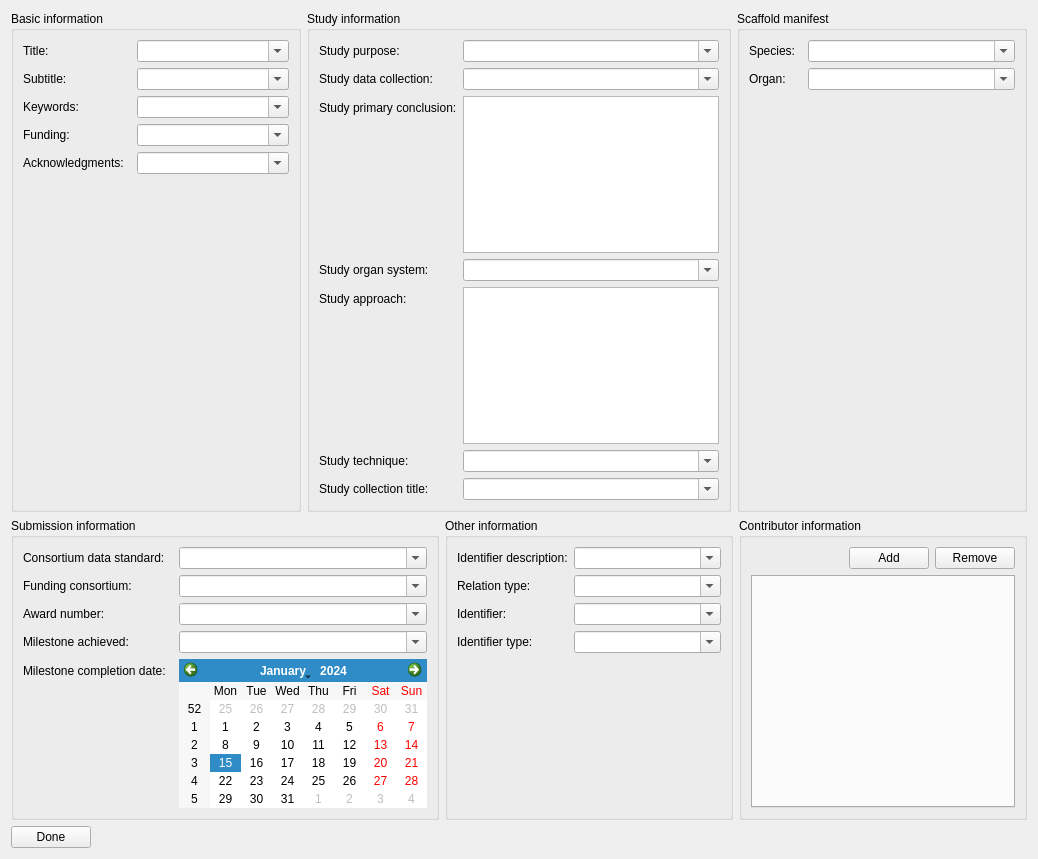
Qt form mapclientplugins/generatesdsstep/qt/generatesdswidget.ui (mapclient-plugins/mapclientplugins.generatesds) before a commit.
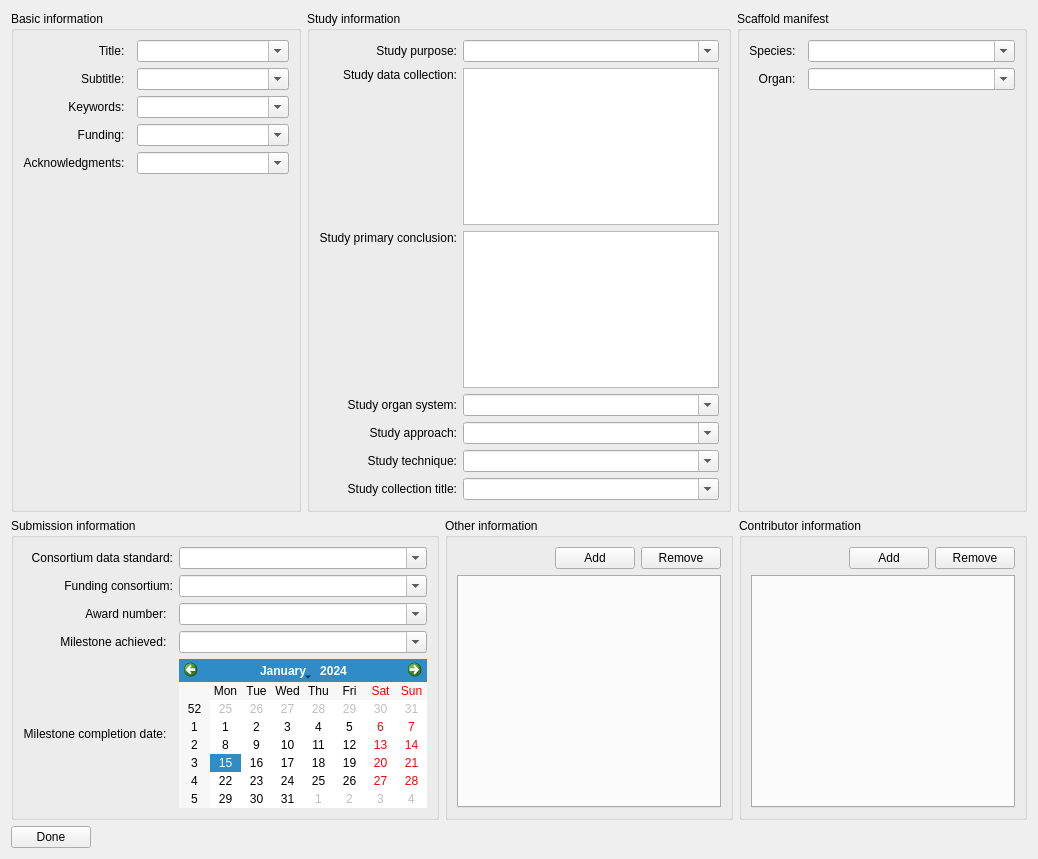
The same form after that commit.

Commit message: Make other information multi columned.

```diff
--- a/mapclientplugins/generatesdsstep/qt/generatesdswidget.ui
+++ b/mapclientplugins/generatesdsstep/qt/generatesdswidget.ui
@@ -21,68 +21,19 @@
        <property name="title">
         <string>Basic information</string>
        </property>
-       <layout class="QFormLayout" name="formLayout">
-        <item row="0" column="0">
-         <widget class="QLabel" name="labelDatasetTitle">
-          <property name="text">
-           <string>Title:  </string>
-          </property>
-         </widget>
-        </item>
-        <item row="0" column="1">
-         <widget class="QComboBox" name="comboBox__dataset_description__Title">
-          <property name="sizePolicy">
-           <sizepolicy hsizetype="MinimumExpanding" vsizetype="Fixed">
-            <horstretch>0</horstretch>
-            <verstretch>0</verstretch>
-           </sizepolicy>
-          </property>
-          <property name="minimumSize">
-           <size>
-            <width>127</width>
-            <height>0</height>
-           </size>
-          </property>
-          <property name="editable">
-           <bool>true</bool>
-          </property>
-         </widget>
-        </item>
-        <item row="1" column="0">
-         <widget class="QLabel" name="labelDatasetSubtitle">
-          <property name="text">
-           <string>Subtitle:  </string>
-          </property>
-         </widget>
-        </item>
-        <item row="1" column="1">
-         <widget class="QComboBox" name="comboBox__dataset_description__Subtitle">
-          <property name="sizePolicy">
-           <sizepolicy hsizetype="MinimumExpanding" vsizetype="Fixed">
-            <horstretch>0</horstretch>
-            <verstretch>0</verstretch>
-           </sizepolicy>
-          </property>
-          <property name="minimumSize">
-           <size>
-            <width>127</width>
-            <height>0</height>
-           </size>
-          </property>
-          <property name="editable">
-           <bool>true</bool>
-          </property>
-         </widget>
-        </item>
+       <layout class="QGridLayout" name="gridLayout">
         <item row="2" column="0">
          <widget class="QLabel" name="labelDatasetKeywords">
           <property name="text">
            <string>Keywords:  </string>
           </property>
+          <property name="alignment">
+           <set>Qt::AlignmentFlag::AlignRight|Qt::AlignmentFlag::AlignTrailing|Qt::AlignmentFlag::AlignVCenter</set>
+          </property>
          </widget>
         </item>
-        <item row="2" column="1">
-         <widget class="QComboBox" name="comboBox__dataset_description__Keywords">
+        <item row="4" column="1">
+         <widget class="QComboBox" name="comboBox__dataset_description__Acknowledgments">
           <property name="sizePolicy">
            <sizepolicy hsizetype="MinimumExpanding" vsizetype="Fixed">
             <horstretch>0</horstretch>
@@ -100,13 +51,6 @@
           </property>
          </widget>
         </item>
-        <item row="3" column="0">
-         <widget class="QLabel" name="labelDatasetFunding">
-          <property name="text">
-           <string>Funding:  </string>
-          </property>
-         </widget>
-        </item>
         <item row="3" column="1">
          <widget class="QComboBox" name="comboBox__dataset_description__Funding">
           <property name="sizePolicy">
@@ -126,15 +70,38 @@
           </property>
          </widget>
         </item>
+        <item row="1" column="0">
+         <widget class="QLabel" name="labelDatasetSubtitle">
+          <property name="text">
+           <string>Subtitle:  </string>
+          </property>
+          <property name="alignment">
+           <set>Qt::AlignmentFlag::AlignRight|Qt::AlignmentFlag::AlignTrailing|Qt::AlignmentFlag::AlignVCenter</set>
+          </property>
+         </widget>
+        </item>
         <item row="4" column="0">
          <widget class="QLabel" name="labelDatasetAcknowledgments">
           <property name="text">
            <string>Acknowledgments:  </string>
           </property>
+          <property name="alignment">
+           <set>Qt::AlignmentFlag::AlignRight|Qt::AlignmentFlag::AlignTrailing|Qt::AlignmentFlag::AlignVCenter</set>
+          </property>
          </widget>
         </item>
-        <item row="4" column="1">
-         <widget class="QComboBox" name="comboBox__dataset_description__Acknowledgments">
+        <item row="0" column="0">
+         <widget class="QLabel" name="labelDatasetTitle">
+          <property name="text">
+           <string>Title:  </string>
+          </property>
+          <property name="alignment">
+           <set>Qt::AlignmentFlag::AlignRight|Qt::AlignmentFlag::AlignTrailing|Qt::AlignmentFlag::AlignVCenter</set>
+          </property>
+         </widget>
+        </item>
+        <item row="2" column="1">
+         <widget class="QComboBox" name="comboBox__dataset_description__Keywords">
           <property name="sizePolicy">
            <sizepolicy hsizetype="MinimumExpanding" vsizetype="Fixed">
             <horstretch>0</horstretch>
@@ -152,6 +119,67 @@
           </property>
          </widget>
         </item>
+        <item row="3" column="0">
+         <widget class="QLabel" name="labelDatasetFunding">
+          <property name="text">
+           <string>Funding:  </string>
+          </property>
+          <property name="alignment">
+           <set>Qt::AlignmentFlag::AlignRight|Qt::AlignmentFlag::AlignTrailing|Qt::AlignmentFlag::AlignVCenter</set>
+          </property>
+         </widget>
+        </item>
+        <item row="0" column="1">
+         <widget class="QComboBox" name="comboBox__dataset_description__Title">
+          <property name="sizePolicy">
+           <sizepolicy hsizetype="MinimumExpanding" vsizetype="Fixed">
+            <horstretch>0</horstretch>
+            <verstretch>0</verstretch>
+           </sizepolicy>
+          </property>
+          <property name="minimumSize">
+           <size>
+            <width>127</width>
+            <height>0</height>
+           </size>
+          </property>
+          <property name="editable">
+           <bool>true</bool>
+          </property>
+         </widget>
+        </item>
+        <item row="1" column="1">
+         <widget class="QComboBox" name="comboBox__dataset_description__Subtitle">
+          <property name="sizePolicy">
+           <sizepolicy hsizetype="MinimumExpanding" vsizetype="Fixed">
+            <horstretch>0</horstretch>
+            <verstretch>0</verstretch>
+           </sizepolicy>
+          </property>
+          <property name="minimumSize">
+           <size>
+            <width>127</width>
+            <height>0</height>
+           </size>
+          </property>
+          <property name="editable">
+           <bool>true</bool>
+          </property>
+         </widget>
+        </item>
+        <item row="5" column="1">
+         <spacer name="verticalSpacer_2">
+          <property name="orientation">
+           <enum>Qt::Orientation::Vertical</enum>
+          </property>
+          <property name="sizeHint" stdset="0">
+           <size>
+            <width>20</width>
+            <height>40</height>
+           </size>
+          </property>
+         </spacer>
+        </item>
        </layout>
       </widget>
      </item>
@@ -160,16 +188,9 @@
        <property name="title">
         <string>Study information</string>
        </property>
-       <layout class="QFormLayout" name="formLayout_2">
-        <item row="0" column="0">
-         <widget class="QLabel" name="labelStudyPurpose">
-          <property name="text">
-           <string>Study purpose:</string>
-          </property>
-         </widget>
-        </item>
-        <item row="0" column="1">
-         <widget class="QComboBox" name="comboBox__dataset_description__Study_purpose">
+       <layout class="QGridLayout" name="gridLayout_2">
+        <item row="6" column="1">
+         <widget class="QComboBox" name="comboBox__dataset_description__Study_collection_title">
           <property name="sizePolicy">
            <sizepolicy hsizetype="MinimumExpanding" vsizetype="Fixed">
             <horstretch>0</horstretch>
@@ -187,47 +208,46 @@
           </property>
          </widget>
         </item>
-        <item row="1" column="0">
-         <widget class="QLabel" name="labelStudyDataCollection">
-          <property name="text">
-           <string>Study data collection:</string>
-          </property>
-         </widget>
-        </item>
-        <item row="1" column="1">
-         <widget class="QComboBox" name="comboBox__dataset_description__Study_data_collection">
-          <property name="sizePolicy">
-           <sizepolicy hsizetype="MinimumExpanding" vsizetype="Fixed">
-            <horstretch>0</horstretch>
-            <verstretch>0</verstretch>
-           </sizepolicy>
-          </property>
-          <property name="minimumSize">
-           <size>
-            <width>127</width>
-            <height>0</height>
-           </size>
-          </property>
-          <property name="editable">
-           <bool>true</bool>
-          </property>
-         </widget>
-        </item>
-        <item row="3" column="0">
-         <widget class="QLabel" name="labelStudyPrimaryConclusion">
-          <property name="text">
-           <string>Study primary conclusion:</string>
-          </property>
-         </widget>
-        </item>
         <item row="4" column="0">
+         <widget class="QLabel" name="labelStudyApproach">
+          <property name="text">
+           <string>Study approach:</string>
+          </property>
+          <property name="alignment">
+           <set>Qt::AlignmentFlag::AlignRight|Qt::AlignmentFlag::AlignTrailing|Qt::AlignmentFlag::AlignVCenter</set>
+          </property>
+         </widget>
+        </item>
+        <item row="4" column="1">
+         <widget class="QComboBox" name="comboBox__dataset_description__Study_approach">
+          <property name="sizePolicy">
+           <sizepolicy hsizetype="MinimumExpanding" vsizetype="Fixed">
+            <horstretch>0</horstretch>
+            <verstretch>0</verstretch>
+           </sizepolicy>
+          </property>
+          <property name="minimumSize">
+           <size>
+            <width>127</width>
+            <height>0</height>
+           </size>
+          </property>
+          <property name="editable">
+           <bool>true</bool>
+          </property>
+         </widget>
+        </item>
+        <item row="3" column="0">
          <widget class="QLabel" name="labelStudyOrganSystem">
           <property name="text">
            <string>Study organ system:</string>
           </property>
+          <property name="alignment">
+           <set>Qt::AlignmentFlag::AlignRight|Qt::AlignmentFlag::AlignTrailing|Qt::AlignmentFlag::AlignVCenter</set>
+          </property>
          </widget>
         </item>
-        <item row="4" column="1">
+        <item row="3" column="1">
          <widget class="QComboBox" name="comboBox__dataset_description__Study_organ_system">
           <property name="sizePolicy">
            <sizepolicy hsizetype="MinimumExpanding" vsizetype="Fixed">
@@ -246,22 +266,44 @@
           </property>
          </widget>
         </item>
-        <item row="6" column="0">
-         <widget class="QLabel" name="labelStudyApproach">
-          <property name="text">
-           <string>Study approach:</string>
-          </property>
-         </widget>
-        </item>
-        <item row="7" column="0">
+        <item row="5" column="0">
          <widget class="QLabel" name="labelStudyTechnique">
           <property name="text">
            <string>Study technique:</string>
           </property>
+          <property name="alignment">
+           <set>Qt::AlignmentFlag::AlignRight|Qt::AlignmentFlag::AlignTrailing|Qt::AlignmentFlag::AlignVCenter</set>
+          </property>
          </widget>
         </item>
-        <item row="7" column="1">
-         <widget class="QComboBox" name="comboBox__dataset_description__Study_technique">
+        <item row="0" column="0">
+         <widget class="QLabel" name="labelStudyPurpose">
+          <property name="text">
+           <string>Study purpose:</string>
+          </property>
+          <property name="alignment">
+           <set>Qt::AlignmentFlag::AlignRight|Qt::AlignmentFlag::AlignTrailing|Qt::AlignmentFlag::AlignVCenter</set>
+          </property>
+         </widget>
+        </item>
+        <item row="2" column="0">
+         <widget class="QLabel" name="labelStudyPrimaryConclusion">
+          <property name="text">
+           <string>Study primary conclusion:</string>
+          </property>
+          <property name="alignment">
+           <set>Qt::AlignmentFlag::AlignRight|Qt::AlignmentFlag::AlignTop|Qt::AlignmentFlag::AlignTrailing</set>
+          </property>
+         </widget>
+        </item>
+        <item row="2" column="1">
+         <widget class="QPlainTextEdit" name="plainTextEdit__dataset_description__Study_primary_conclusion"/>
+        </item>
+        <item row="1" column="1">
+         <widget class="QPlainTextEdit" name="plainTextEdit__dataset_description__Study_data_collection"/>
+        </item>
+        <item row="0" column="1">
+         <widget class="QComboBox" name="comboBox__dataset_description__Study_purpose">
           <property name="sizePolicy">
            <sizepolicy hsizetype="MinimumExpanding" vsizetype="Fixed">
             <horstretch>0</horstretch>
@@ -279,15 +321,18 @@
           </property>
          </widget>
         </item>
-        <item row="8" column="0">
+        <item row="6" column="0">
          <widget class="QLabel" name="labelStudyCollectionTitle">
           <property name="text">
            <string>Study collection title:</string>
           </property>
+          <property name="alignment">
+           <set>Qt::AlignmentFlag::AlignRight|Qt::AlignmentFlag::AlignTrailing|Qt::AlignmentFlag::AlignVCenter</set>
+          </property>
          </widget>
         </item>
-        <item row="8" column="1">
-         <widget class="QComboBox" name="comboBox__dataset_description__Study_collection_title">
+        <item row="5" column="1">
+         <widget class="QComboBox" name="comboBox__dataset_description__Study_technique">
           <property name="sizePolicy">
            <sizepolicy hsizetype="MinimumExpanding" vsizetype="Fixed">
             <horstretch>0</horstretch>
@@ -305,11 +350,15 @@
           </property>
          </widget>
         </item>
-        <item row="3" column="1">
-         <widget class="QPlainTextEdit" name="plainTextEdit__dataset_description__Study_primary_conclusion"/>
-        </item>
-        <item row="6" column="1">
-         <widget class="QPlainTextEdit" name="plainTextEdit__dataset_description__Study_approach"/>
+        <item row="1" column="0">
+         <widget class="QLabel" name="labelStudyDataCollection">
+          <property name="text">
+           <string>Study data collection:</string>
+          </property>
+          <property name="alignment">
+           <set>Qt::AlignmentFlag::AlignRight|Qt::AlignmentFlag::AlignTop|Qt::AlignmentFlag::AlignTrailing</set>
+          </property>
+         </widget>
         </item>
        </layout>
       </widget>
@@ -319,12 +368,15 @@
        <property name="title">
         <string>Scaffold manifest</string>
        </property>
-       <layout class="QFormLayout" name="formLayout_5">
+       <layout class="QGridLayout" name="gridLayout_3">
         <item row="0" column="0">
          <widget class="QLabel" name="labelSpecies">
           <property name="text">
            <string>Species:  </string>
           </property>
+          <property name="alignment">
+           <set>Qt::AlignmentFlag::AlignRight|Qt::AlignmentFlag::AlignTrailing|Qt::AlignmentFlag::AlignVCenter</set>
+          </property>
          </widget>
         </item>
         <item row="0" column="1">
@@ -351,6 +403,9 @@
           <property name="text">
            <string>Organ:  </string>
           </property>
+          <property name="alignment">
+           <set>Qt::AlignmentFlag::AlignRight|Qt::AlignmentFlag::AlignTrailing|Qt::AlignmentFlag::AlignVCenter</set>
+          </property>
          </widget>
         </item>
         <item row="1" column="1">
@@ -372,6 +427,19 @@
           </property>
          </widget>
         </item>
+        <item row="2" column="1">
+         <spacer name="verticalSpacer_3">
+          <property name="orientation">
+           <enum>Qt::Orientation::Vertical</enum>
+          </property>
+          <property name="sizeHint" stdset="0">
+           <size>
+            <width>20</width>
+            <height>40</height>
+           </size>
+          </property>
+         </spacer>
+        </item>
        </layout>
       </widget>
      </item>
@@ -384,12 +452,15 @@
        <property name="title">
         <string>Submission information</string>
        </property>
-       <layout class="QFormLayout" name="formLayout_4">
+       <layout class="QGridLayout" name="gridLayout_4">
         <item row="0" column="0">
          <widget class="QLabel" name="labelConsortiumDataStandard">
           <property name="text">
            <string>Consortium data standard:</string>
           </property>
+          <property name="alignment">
+           <set>Qt::AlignmentFlag::AlignRight|Qt::AlignmentFlag::AlignTrailing|Qt::AlignmentFlag::AlignVCenter</set>
+          </property>
          </widget>
         </item>
         <item row="0" column="1">
@@ -416,6 +487,9 @@
           <property name="text">
            <string>Funding consortium:</string>
           </property>
+          <property name="alignment">
+           <set>Qt::AlignmentFlag::AlignRight|Qt::AlignmentFlag::AlignTrailing|Qt::AlignmentFlag::AlignVCenter</set>
+          </property>
          </widget>
         </item>
         <item row="1" column="1">
@@ -442,6 +516,9 @@
           <property name="text">
            <string>Award number:  </string>
           </property>
+          <property name="alignment">
+           <set>Qt::AlignmentFlag::AlignRight|Qt::AlignmentFlag::AlignTrailing|Qt::AlignmentFlag::AlignVCenter</set>
+          </property>
          </widget>
         </item>
         <item row="2" column="1">
@@ -468,6 +545,9 @@
           <property name="text">
            <string>Milestone achieved:  </string>
           </property>
+          <property name="alignment">
+           <set>Qt::AlignmentFlag::AlignRight|Qt::AlignmentFlag::AlignTrailing|Qt::AlignmentFlag::AlignVCenter</set>
+          </property>
          </widget>
         </item>
         <item row="3" column="1">
@@ -494,6 +574,9 @@
           <property name="text">
            <string>Milestone completion date:  </string>
           </property>
+          <property name="alignment">
+           <set>Qt::AlignmentFlag::AlignRight|Qt::AlignmentFlag::AlignTrailing|Qt::AlignmentFlag::AlignVCenter</set>
+          </property>
          </widget>
         </item>
         <item row="4" column="1">
@@ -507,108 +590,42 @@
        <property name="title">
         <string>Other information</string>
        </property>
-       <layout class="QFormLayout" name="formLayout_3">
-        <item row="0" column="0">
-         <widget class="QLabel" name="labelIdentifierDescription">
-          <property name="text">
-           <string>Identifier description:</string>
-          </property>
-         </widget>
+       <layout class="QVBoxLayout" name="verticalLayout_3">
+        <item>
+         <layout class="QHBoxLayout" name="horizontalLayout_5">
+          <item>
+           <spacer name="horizontalSpacer_4">
+            <property name="orientation">
+             <enum>Qt::Orientation::Horizontal</enum>
+            </property>
+            <property name="sizeHint" stdset="0">
+             <size>
+              <width>40</width>
+              <height>20</height>
+             </size>
+            </property>
+           </spacer>
+          </item>
+          <item>
+           <widget class="QPushButton" name="pushButtonAddOther">
+            <property name="text">
+             <string>Add</string>
+            </property>
+           </widget>
+          </item>
+          <item>
+           <widget class="QPushButton" name="pushButtonRemoveOther">
+            <property name="text">
+             <string>Remove</string>
+            </property>
+           </widget>
+          </item>
+         </layout>
         </item>
-        <item row="0" column="1">
-         <widget class="QComboBox" name="comboBox__dataset_description__Identifier_description">
-          <property name="sizePolicy">
-           <sizepolicy hsizetype="MinimumExpanding" vsizetype="Fixed">
-            <horstretch>0</horstretch>
-            <verstretch>0</verstretch>
-           </sizepolicy>
-          </property>
-          <property name="minimumSize">
-           <size>
-            <width>127</width>
-            <height>0</height>
-           </size>
-          </property>
-          <property name="editable">
-           <bool>true</bool>
-          </property>
-         </widget>
-        </item>
-        <item row="1" column="0">
-         <widget class="QLabel" name="labelRelationType">
-          <property name="text">
-           <string>Relation type:</string>
-          </property>
-         </widget>
-        </item>
-        <item row="1" column="1">
-         <widget class="QComboBox" name="comboBox__dataset_description__Relation_type">
-          <property name="sizePolicy">
-           <sizepolicy hsizetype="MinimumExpanding" vsizetype="Fixed">
-            <horstretch>0</horstretch>
-            <verstretch>0</verstretch>
-           </sizepolicy>
-          </property>
-          <property name="minimumSize">
-           <size>
-            <width>127</width>
-            <height>0</height>
-           </size>
-          </property>
-          <property name="editable">
-           <bool>true</bool>
-          </property>
-         </widget>
-        </item>
-        <item row="2" column="0">
-         <widget class="QLabel" name="labelIdentifier">
-          <property name="text">
-           <string>Identifier:</string>
-          </property>
-         </widget>
-        </item>
-        <item row="2" column="1">
-         <widget class="QComboBox" name="comboBox__dataset_description__Identifier">
-          <property name="sizePolicy">
-           <sizepolicy hsizetype="MinimumExpanding" vsizetype="Fixed">
-            <horstretch>0</horstretch>
-            <verstretch>0</verstretch>
-           </sizepolicy>
-          </property>
-          <property name="minimumSize">
-           <size>
-            <width>127</width>
-            <height>0</height>
-           </size>
-          </property>
-          <property name="editable">
-           <bool>true</bool>
-          </property>
-         </widget>
-        </item>
-        <item row="3" column="0">
-         <widget class="QLabel" name="labelIdentifierType">
-          <property name="text">
-           <string>Identifier type:</string>
-          </property>
-         </widget>
-        </item>
-        <item row="3" column="1">
-         <widget class="QComboBox" name="comboBox__dataset_description__Identifier_type">
-          <property name="sizePolicy">
-           <sizepolicy hsizetype="MinimumExpanding" vsizetype="Fixed">
-            <horstretch>0</horstretch>
-            <verstretch>0</verstretch>
-           </sizepolicy>
-          </property>
-          <property name="minimumSize">
-           <size>
-            <width>127</width>
-            <height>0</height>
-           </size>
-          </property>
-          <property name="editable">
-           <bool>true</bool>
+        <item>
+         <widget class="QTabWidget" name="tabWidgetOthers">
+          <property name="currentIndex">
+           <number>-1</number>
           </property>
          </widget>
         </item>
```
The commit also changes 6 other files.
